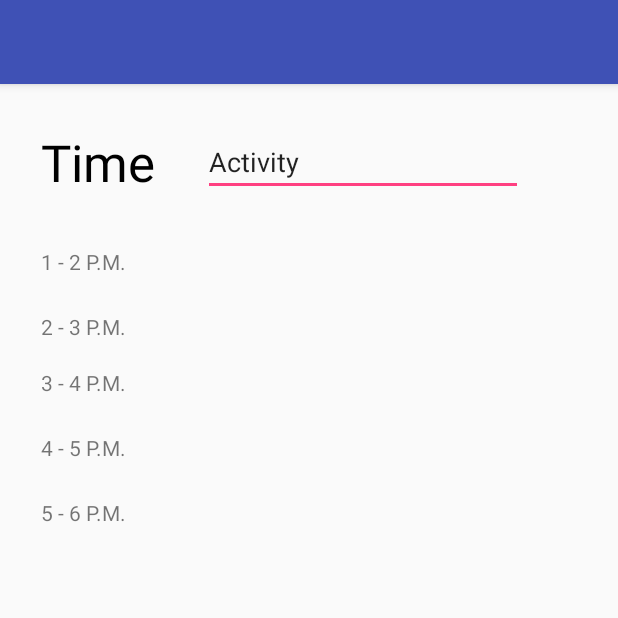
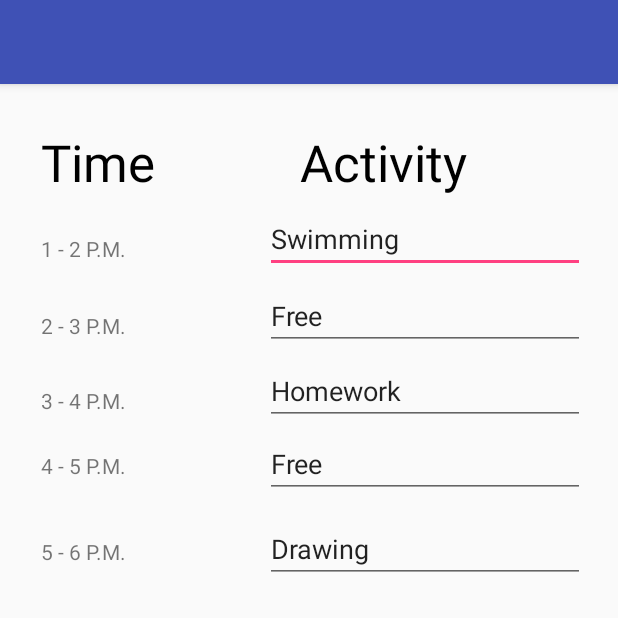
Before and after one commit to aash01/ScheduleMaster, an Android app: the CreateSchedule screen opened directly, with no data from a screen before it, on a phone screen of 412 x 824 dp, the top half of it. Run offline under Robolectric (Android 15) with nearby library versions, the phone set to English and light mode, and no system bars.

Commit message:
Create Schedule for 1 person

```diff
--- a/app/src/main/res/layout/activity_create_schedule.xml
+++ b/app/src/main/res/layout/activity_create_schedule.xml
@@ -10,51 +10,45 @@
         android:id="@+id/time"
         android:layout_width="wrap_content"
         android:layout_height="wrap_content"
+        android:layout_alignParentLeft="true"
+        android:layout_alignParentStart="true"
+        android:layout_alignParentTop="true"
         android:layout_marginLeft="27dp"
         android:layout_marginStart="27dp"
         android:layout_marginTop="29dp"
         android:text="Time"
-        android:textAppearance="@android:style/TextAppearance.Material.Display1"
         android:textColor="@android:color/black"
-        android:layout_alignParentTop="true"
-        android:layout_alignParentLeft="true"
-        android:layout_alignParentStart="true" />
+        android:textSize="34sp" />
 
     <TextView
         android:id="@+id/time1_2"
         android:layout_width="wrap_content"
         android:layout_height="wrap_content"
-        android:layout_alignEnd="@+id/time"
+        android:layout_marginTop="25dp"
+        android:text="1 - 2 P.M."
+        android:layout_below="@+id/time"
         android:layout_alignLeft="@+id/time"
-        android:layout_alignRight="@+id/time"
-        android:layout_alignStart="@+id/time"
-        android:layout_below="@+id/time"
-        android:layout_marginTop="34dp"
-        android:text="1 - 2 P.M." />
+        android:layout_alignStart="@+id/time" />
 
     <TextView
         android:id="@+id/time2_3"
         android:layout_width="wrap_content"
         android:layout_height="wrap_content"
-        android:layout_alignEnd="@+id/time1_2"
+        android:layout_marginTop="25dp"
+        android:text="2 - 3 P.M."
+        android:layout_below="@+id/activitySwim"
         android:layout_alignLeft="@+id/time1_2"
-        android:layout_alignRight="@+id/time1_2"
-        android:layout_alignStart="@+id/time1_2"
-        android:layout_below="@+id/time1_2"
-        android:layout_marginTop="24dp"
-        android:text="2 - 3 P.M." />
+        android:layout_alignStart="@+id/time1_2" />
 
     <TextView
         android:id="@+id/time3_4"
         android:layout_width="wrap_content"
         android:layout_height="wrap_content"
-        android:layout_marginTop="18dp"
+        android:layout_marginTop="24dp"
         android:text="3 - 4 P.M."
-        android:layout_below="@+id/time2_3"
+        android:layout_below="@+id/activityFree1"
         android:layout_alignLeft="@+id/time2_3"
-        android:layout_alignStart="@+id/time2_3"
-        android:layout_alignRight="@+id/time2_3"
-        android:layout_alignEnd="@+id/time2_3" />
+        android:layout_alignStart="@+id/time2_3" />
 
     <TextView
         android:id="@+id/time4_5"
@@ -73,22 +67,84 @@
         android:layout_width="wrap_content"
         android:layout_height="wrap_content"
         android:text="5 - 6 P.M."
-        android:layout_below="@+id/time4_5"
+        android:layout_marginTop="26dp"
+        android:layout_below="@+id/activityFree2"
         android:layout_alignLeft="@+id/time4_5"
-        android:layout_alignStart="@+id/time4_5"
-        android:layout_marginTop="24dp"
-        android:layout_alignRight="@+id/time4_5"
-        android:layout_alignEnd="@+id/time4_5" />
+        android:layout_alignStart="@+id/time4_5" />
 
     <EditText
+        android:id="@+id/activitySwim"
+        android:layout_width="wrap_content"
+        android:layout_height="40dp"
+        android:ems="10"
+        android:inputType="textPersonName"
+        android:text="Swimming"
+        android:layout_marginRight="22dp"
+        android:layout_marginEnd="22dp"
+        android:layout_alignBaseline="@+id/time1_2"
+        android:layout_alignBottom="@+id/time1_2"
+        android:layout_alignParentRight="true"
+        android:layout_alignParentEnd="true" />
+
+    <EditText
+        android:id="@+id/activityFree1"
+        android:layout_width="wrap_content"
+        android:layout_height="40dp"
+        android:ems="10"
+        android:inputType="textPersonName"
+        android:text="Free"
+        android:layout_alignBaseline="@+id/time2_3"
+        android:layout_alignBottom="@+id/time2_3"
+        android:layout_alignLeft="@+id/activitySwim"
+        android:layout_alignStart="@+id/activitySwim" />
+
+    <EditText
+        android:id="@+id/activityHW"
+        android:layout_width="wrap_content"
+        android:layout_height="40dp"
+        android:ems="10"
+        android:inputType="textPersonName"
+        android:text="Homework"
+        android:layout_alignBaseline="@+id/time3_4"
+        android:layout_alignBottom="@+id/time3_4"
+        android:layout_alignLeft="@+id/activityFree1"
+        android:layout_alignStart="@+id/activityFree1" />
+
+    <EditText
+        android:id="@+id/activityFree2"
+        android:layout_width="wrap_content"
+        android:layout_height="wrap_content"
+        android:ems="10"
+        android:inputType="textPersonName"
+        android:text="Free"
+        android:layout_alignBaseline="@+id/time4_5"
+        android:layout_alignBottom="@+id/time4_5"
+        android:layout_alignLeft="@+id/activityHW"
+        android:layout_alignStart="@+id/activityHW" />
+
+    <TextView
         android:id="@+id/activity"
         android:layout_width="wrap_content"
         android:layout_height="wrap_content"
-        android:layout_above="@+id/time1_2"
-        android:layout_marginLeft="32dp"
-        android:layout_marginStart="32dp"
-        android:layout_toRightOf="@+id/time"
+        android:text="Activity"
+        android:textColor="@android:color/black"
+        android:textSize="34sp"
+        android:layout_alignBaseline="@+id/time"
+        android:layout_alignBottom="@+id/time"
+        android:layout_alignLeft="@+id/activitySwim"
+        android:layout_alignStart="@+id/activitySwim"
+        android:layout_marginLeft="23dp"
+        android:layout_marginStart="23dp" />
+
+    <EditText
+        android:id="@+id/activityDraw"
+        android:layout_width="wrap_content"
+        android:layout_height="wrap_content"
+        android:layout_alignEnd="@+id/activityFree2"
+        android:layout_alignRight="@+id/activityFree2"
+        android:layout_below="@+id/activityFree2"
+        android:layout_marginTop="11dp"
         android:ems="10"
         android:inputType="textPersonName"
-        android:text="Activity" />
+        android:text="Drawing" />
 </android.widget.RelativeLayout>
```
